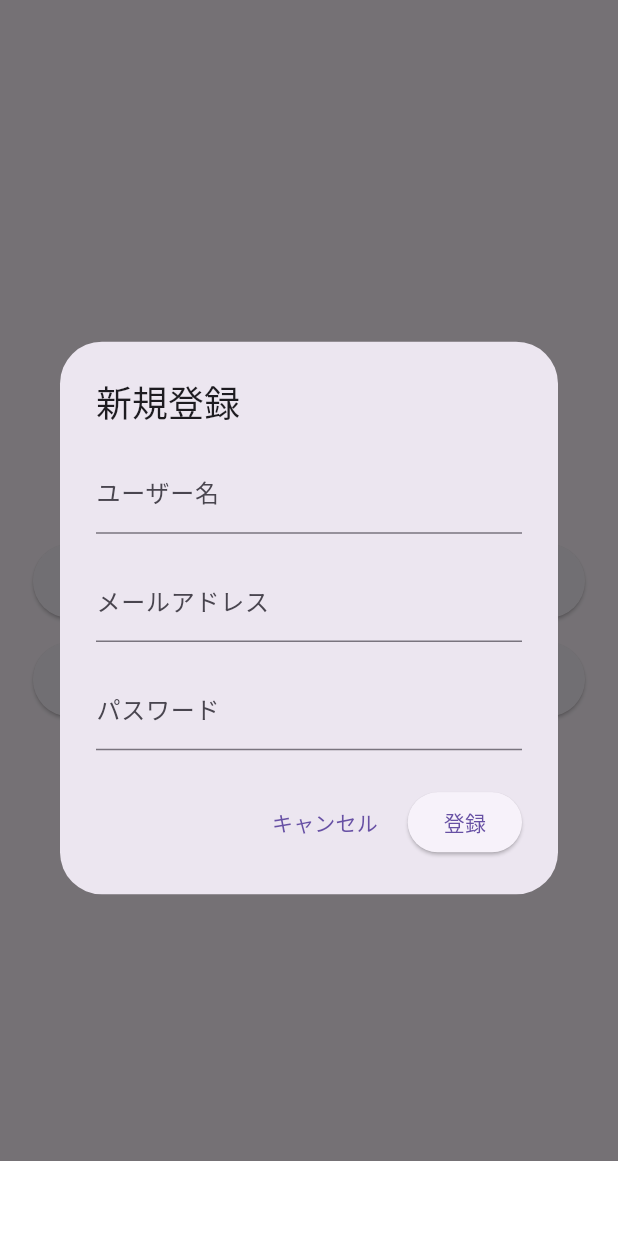
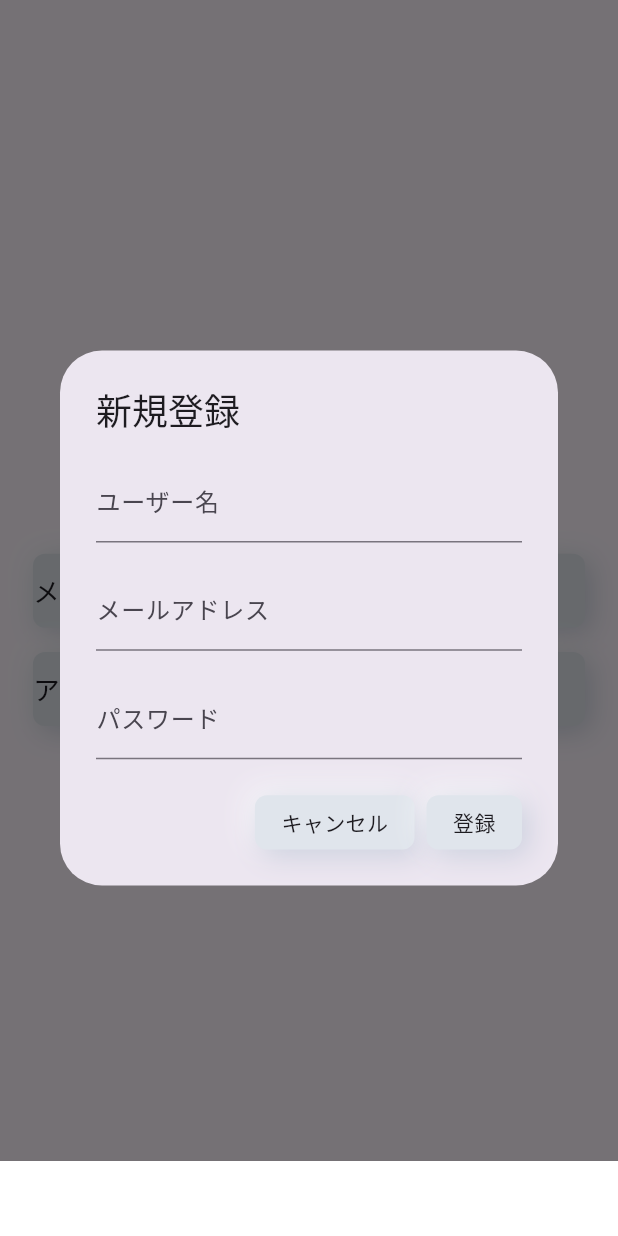
Before and after one commit to MyodoKouga/aib_mobile, a Flutter app: the AuthScreen screen opened directly, after a tap on "メールアドレスで登録", on a phone screen of 412 x 824 dp. Run offline on Flutter 3.47's test engine with Material 3 defaults, Android fonts, the phone set to English and light mode, and no system bars; drawn by our look-alikes of google_mobile_ads; our stand-ins replace device_info_plus, flutter_riverpod, flutter_screenutil, freezed_annotation, image_picker and 1 more; missing offline and left inert: dart:ffi; accounts and stored records are empty; network calls fail.

Commit message:
style: apply neumorphic design across screens

```diff
--- a/app/lib/features/auth/view/auth_screen.dart
+++ b/app/lib/features/auth/view/auth_screen.dart
@@ -5,6 +5,7 @@ import 'package:flutter_screenutil/flutter_screenutil.dart';
 import '../../home/view/home_screen.dart';
 import 'package:app/features/auth/view/widget/signup_dialog.dart';
 import '../../home/view_model/home_view_model.dart';
+import 'package:app/shared/widget/neumorphic/neumorphic_button.dart';
 
 class AuthScreen extends ConsumerWidget {
   const AuthScreen({super.key});
@@ -30,7 +31,8 @@ class AuthScreen extends ConsumerWidget {
               // モーダルを開くボタン
               SizedBox(
                 width: double.infinity,
-                child: ElevatedButton(
+                child: NeumorphicButton(
+                  padding: EdgeInsets.symmetric(vertical: 12.h),
                   onPressed: () {
                     // showDialogを使ってモーダルを開く
                     showDialog(
@@ -38,12 +40,9 @@ class AuthScreen extends ConsumerWidget {
                       builder: (_) => const SignupDialog(),
                     );
                   },
-                  child: Padding(
-                    padding: EdgeInsets.symmetric(vertical: 12.h),
                   child: Text(
                     'メールアドレスで登録',
                     style: TextStyle(fontSize: 16.sp),
-                    ),
                   ),
                 ),
               ),
@@ -52,7 +51,8 @@ class AuthScreen extends ConsumerWidget {
               // 引き継ぎ
               SizedBox(
                 width: double.infinity,
-                child: ElevatedButton(
+                child: NeumorphicButton(
+                  padding: EdgeInsets.symmetric(vertical: 12.h),
                   onPressed: () {
                     // showDialogを使ってモーダルを開く
                     showDialog(
@@ -60,19 +60,20 @@ class AuthScreen extends ConsumerWidget {
                       builder: (_) => const SignupDialog(),
                     );
                   },
-                  child: Padding(
-                    padding: EdgeInsets.symmetric(vertical: 12.h),
                   child: Text(
                     'アカウントを引き継ぐ',
                     style: TextStyle(fontSize: 16.sp),
                   ),
                 ),
               ),
-              ),
               SizedBox(height: 16.h),
 
               // スキップボタン
-              TextButton(
+              NeumorphicButton(
+                padding: EdgeInsets.symmetric(
+                  horizontal: 16.w,
+                  vertical: 8.h,
+                ),
                 onPressed: () {
                   // HomeScreenへ遷移前にチュートリアル初期化
                   ref.read(homeViewModelProvider.notifier).initializeTutorial();
--- a/app/lib/features/auth/view/widget/signup_dialog.dart
+++ b/app/lib/features/auth/view/widget/signup_dialog.dart
@@ -5,6 +5,7 @@ import 'package:app/features/auth/view_model/auth_view_model.dart';
 import '../../../home/view/home_screen.dart';
 import '../../../home/view_model/home_view_model.dart';
 import 'package:app/features/auth/view_model/terminal_id_view_model.dart';
+import 'package:app/shared/widget/neumorphic/neumorphic_button.dart';
 
 class SignupDialog extends ConsumerStatefulWidget {
   const SignupDialog({Key? key}) : super(key: key);
@@ -82,7 +83,8 @@ class _SignupDialogState extends ConsumerState<SignupDialog> {
       ),
       actions: [
         // キャンセルボタン
-        TextButton(
+        NeumorphicButton(
+          padding: EdgeInsets.symmetric(horizontal: 16.w, vertical: 8.h),
           onPressed: authState.isLoading
               ? null
               : () {
@@ -93,7 +95,8 @@ class _SignupDialogState extends ConsumerState<SignupDialog> {
         ),
 
         // 登録ボタン
-        ElevatedButton(
+        NeumorphicButton(
+          padding: EdgeInsets.symmetric(horizontal: 16.w, vertical: 8.h),
           onPressed: authState.isLoading
               ? null
               : () async {
```
Also changed, not shown: app/lib/features/home/view/tabs/home_tab.dart (+6 -12 lines), app/lib/features/home/view/widget/edit_profile_dialog.dart (+5 -2 lines), app/lib/features/onboarding/view/onboarding_screen.dart (+6 -1 lines). Lines whose indentation alone changed are shown as unchanged.
